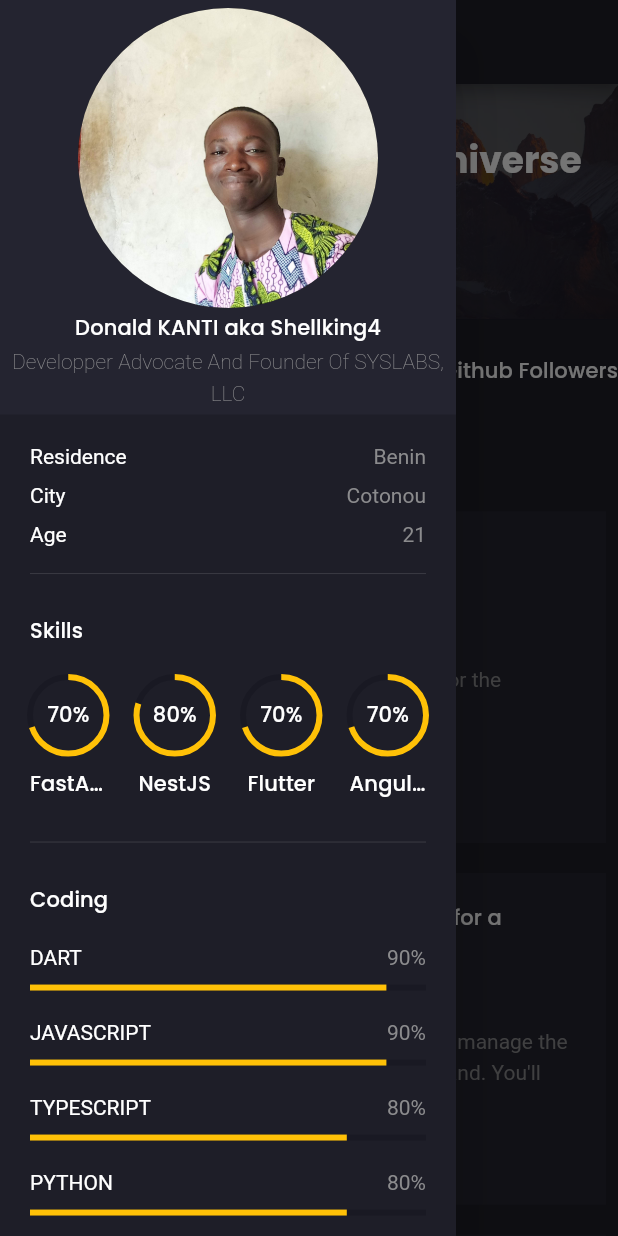
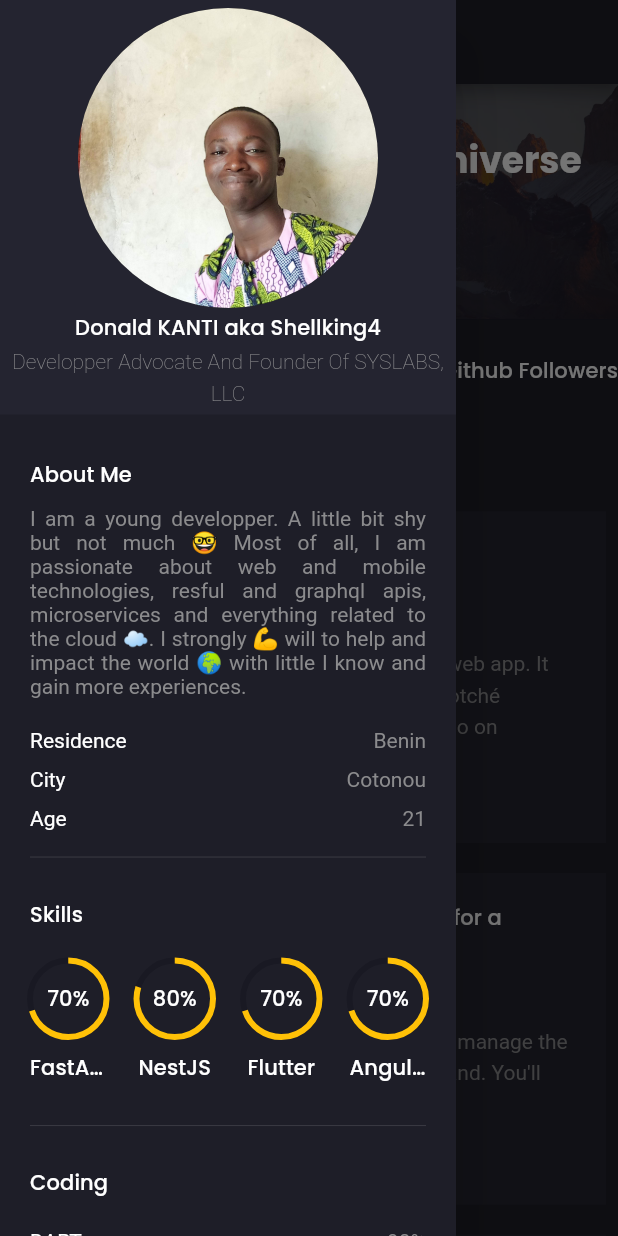
Before and after one commit to shellking4/my_portfolio, a Flutter app: the screen it shows after launch, after a tap on an icon or button, on a phone screen of 412 x 824 dp. Run offline on Flutter 3.47's test engine with Material 2 defaults, Android fonts, the phone set to English and light mode, and no system bars; drawn by our look-alikes of animated_text_kit; our stand-ins replace flutter_svg, font_awesome_flutter, google_fonts; missing offline and left inert: dart:html.

Commit message:
committed some changes

```diff
--- /dev/null
+++ b/lib/components/about_me.dart
@@ -0,0 +1,22 @@
+import 'package:flutter/material.dart';
+import 'package:my_portfolio/utils/constants.dart';
+
+class AboutMe extends StatelessWidget {
+  const AboutMe({
+    Key? key,
+  }) : super(key: key);
+
+  @override
+  Widget build(BuildContext context) {
+    return Column(crossAxisAlignment: CrossAxisAlignment.start, children: [
+      Padding(
+        padding: const EdgeInsets.symmetric(vertical: defaultPadding / 2),
+        child: Text("About Me", style: Theme.of(context).textTheme.subtitle2),
+      ),
+      Text(
+        "I am a young developper. A little bit shy but not much 🤓 Most of all, I am passionate about web and mobile technologies, resful and graphql apis, microservices and everything related to the cloud ☁️. I strongly 💪 will to help and impact the world 🌍 with little I know and gain more experiences.",
+        textAlign: TextAlign.justify,
+      )
+    ]);
+  }
+}
--- a/lib/components/knowledges.dart
+++ b/lib/components/knowledges.dart
@@ -21,7 +21,7 @@ class Knowledges extends StatelessWidget {
         KnowledgeText(text: "FastAPI, Python"),
         KnowledgeText(text: "NestJS, TypeScript"),
         KnowledgeText(text: "Flutter, Dart"),
-        KnowledgeText(text: "Angular, TypesScript"),
+        KnowledgeText(text: "Angular, TypeScript"),
         KnowledgeText(text: "Git, Github, Bitbucket"),
         KnowledgeText(text: "Linux, Bash"),
         KnowledgeText(text: "DevOps, Docker"),
--- a/lib/components/side_menu.dart
+++ b/lib/components/side_menu.dart
@@ -3,6 +3,7 @@
 import 'package:flutter/material.dart';
 import 'package:flutter_svg/flutter_svg.dart';
 import 'package:font_awesome_flutter/font_awesome_flutter.dart';
+import 'package:my_portfolio/components/about_me.dart';
 import 'package:my_portfolio/components/area_info.dart';
 import 'package:my_portfolio/components/coding.dart';
 import 'package:my_portfolio/components/knowledges.dart';
@@ -32,6 +33,10 @@ class SideMenu extends StatelessWidget {
           child: SingleChildScrollView(
             padding: EdgeInsets.all(defaultPadding),
             child: Column(children: <Widget>[
+              AboutMe(),
+              SizedBox(
+                height: defaultPadding,
+              ),
               AreaInfo(title: "Residence", text: "Benin"),
               AreaInfo(title: "City", text: "Cotonou"),
               AreaInfo(title: "Age", text: "21"),
--- a/lib/models/Project.dart
+++ b/lib/models/Project.dart
@@ -9,7 +9,7 @@ class Project {
 List<Project> demo_projects = [
   Project(
     title: "Compotché Web App - Angular",
-    description: "Built with Angular 13. The admin space for the Compotche Plaform. ",
+    description: "Built with Angular 13. I built this angular web app. It serves as the admin space for the Compotché Plaform. It can be used by teachers and so on",
   ),
   Project(
     title: "Songs management web platform  for a gospel band - Laravel",
@@ -17,6 +17,6 @@ List<Project> demo_projects = [
   ),
   Project(
     title: "Compotché Mobile App - Flutter",
-    description: "The mobile UI for the online test platform I build",
+    description: "The mobile UI for the online test platform. It has been built using flutter ! It serves as the test passing user interface for the Compotché Plaform.",
   ),
 ];
```
